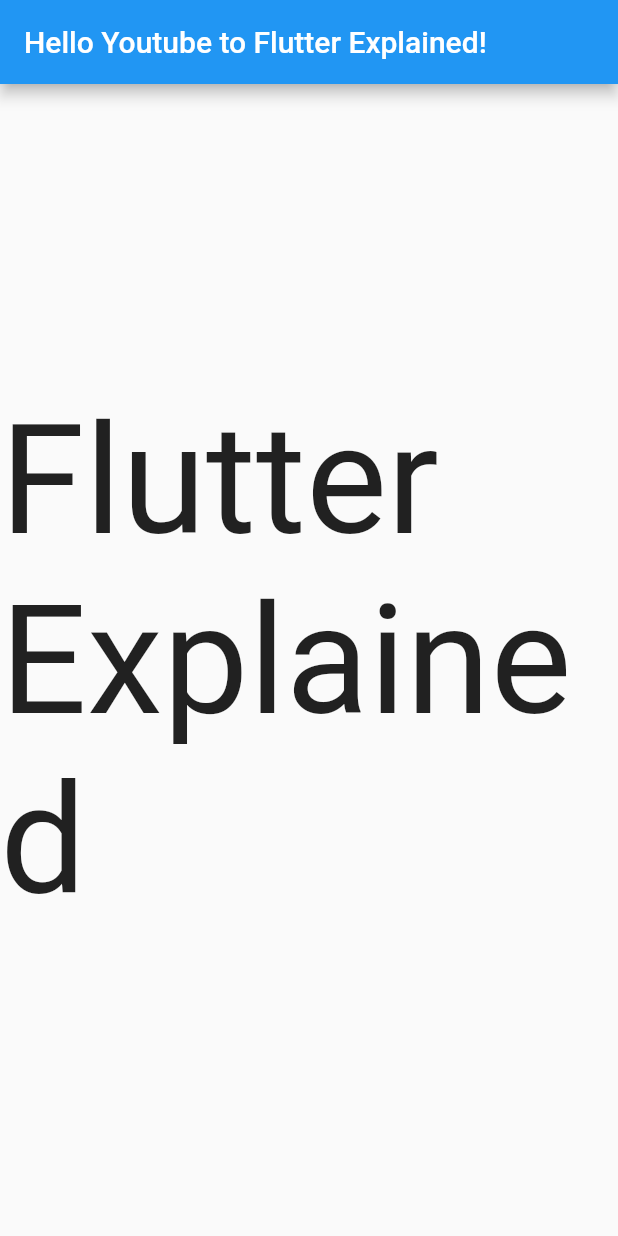
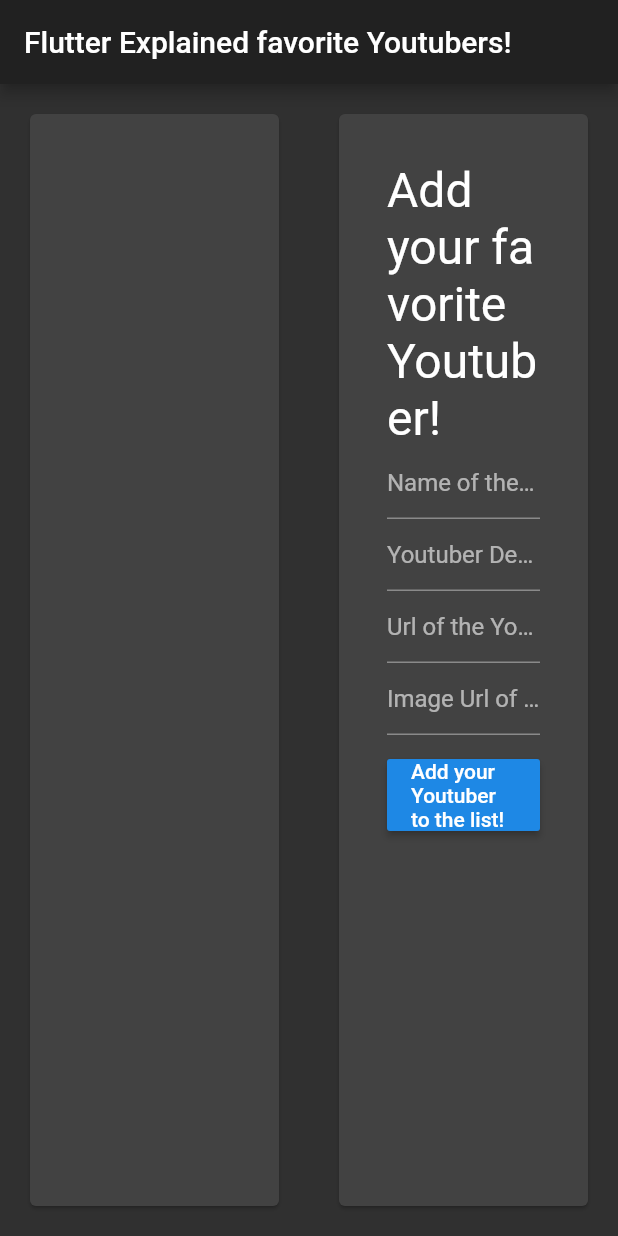
Before and after one commit to md-weber/flutter_web_tutorial, a Flutter app: the screen it shows after launch, on a phone screen of 412 x 824 dp. Run offline on Flutter 3.47's test engine with Material 2 defaults, Android fonts, the phone set to English and light mode, and no system bars; our stand-ins replace cloud_firestore; accounts and stored records are empty.

Commit message:
firebase web added

```diff
--- a/lib/main.dart
+++ b/lib/main.dart
@@ -9,9 +9,7 @@
   Widget build(BuildContext context) {
     return MaterialApp(
       title: 'Flutter Demo',
-      theme: ThemeData(
-        primarySwatch: Colors.blue,
-      ),
+      theme: ThemeData.dark(),
       home: HomeScreen(),
     );
   }
--- a/lib/screens/home_screen.dart
+++ b/lib/screens/home_screen.dart
@@ -1,19 +1,23 @@
 import 'package:flutter/material.dart';
+import 'package:flutter_web_tutorial/widgets/add_youtuber_card_widget.dart';
+import 'package:flutter_web_tutorial/widgets/youtube_list_widget.dart';
 
 class HomeScreen extends StatelessWidget {
   @override
   Widget build(BuildContext context) {
     return Scaffold(
       appBar: AppBar(
-        title: Text("Hello Youtube to Flutter Explained!"),
+        title: Text("Flutter Explained favorite Youtubers!"),
       ),
-      body: Container(
-        child: Center(
-          child: Text(
-            "Flutter Explained",
-            style: TextStyle(fontSize: 102.0),
+      body: Row(
+        children: <Widget>[
+          Expanded(
+            child: YoutubeListWidget(),
           ),
-        ),
+          Expanded(
+            child: AddYoutuberCardWidget(),
+          )
+        ],
       ),
     );
   }
--- /dev/null
+++ b/lib/widgets/add_youtuber_card_widget.dart
@@ -0,0 +1,79 @@
+import 'package:cloud_firestore/cloud_firestore.dart';
+import 'package:flutter/material.dart';
+
+class AddYoutuberCardWidget extends StatelessWidget {
+  final GlobalKey<FormState> youtubeKey = GlobalKey<FormState>();
+  final TextEditingController nameYoutube = TextEditingController();
+  final TextEditingController urlYoutube = TextEditingController();
+  final TextEditingController imageUrlYoutube = TextEditingController();
+  final TextEditingController descriptionYoutube = TextEditingController();
+
+  @override
+  Widget build(BuildContext context) {
+    return Padding(
+      padding: const EdgeInsets.all(16.0),
+      child: Card(
+        child: Padding(
+          padding: const EdgeInsets.all(32.0),
+          child: Column(
+            crossAxisAlignment: CrossAxisAlignment.stretch,
+            children: <Widget>[
+              Text(
+                "Add your favorite Youtuber!",
+                style: TextStyle(fontSize: 32),
+              ),
+              Form(
+                key: youtubeKey,
+                child: Column(
+                  children: <Widget>[
+                    TextFormField(
+                      decoration:
+                          InputDecoration(hintText: "Name of the Youtuber"),
+                      controller: nameYoutube,
+                    ),
+                    TextFormField(
+                      decoration:
+                          InputDecoration(hintText: "Youtuber Description"),
+                      controller: descriptionYoutube,
+                    ),
+                    TextFormField(
+                      decoration:
+                          InputDecoration(hintText: "Url of the Youtube"),
+                      controller: urlYoutube,
+                    ),
+                    TextFormField(
+                      decoration: InputDecoration(
+                          hintText: "Image Url of the Youtuber"),
+                      controller: imageUrlYoutube,
+                    ),
+                  ],
+                ),
+              ),
+              Padding(
+                padding: const EdgeInsets.symmetric(vertical: 16.0),
+                child: RaisedButton(
+                  child: Text("Add your Youtuber to the list!"),
+                  onPressed: () {
+                    if (youtubeKey.currentState.validate()) {
+                      Firestore.instance.collection("channels").add({
+                        "name": nameYoutube.text,
+                        "description": descriptionYoutube.text,
+                        "imageUrl": imageUrlYoutube.text,
+                        "url": urlYoutube.text,
+                      });
+                    }
+
+                    nameYoutube.clear();
+                    descriptionYoutube.clear();
+                    imageUrlYoutube.clear();
+                    urlYoutube.clear();
+                  },
+                ),
+              )
+            ],
+          ),
+        ),
+      ),
+    );
+  }
+}
--- /dev/null
+++ b/lib/widgets/youtube_list_widget.dart
@@ -0,0 +1,72 @@
+import 'package:cloud_firestore/cloud_firestore.dart';
+import 'package:flutter/material.dart';
+import 'package:url_launcher/url_launcher.dart';
+
+class YoutubeListWidget extends StatelessWidget {
+  @override
+  Widget build(BuildContext context) {
+    return Padding(
+      padding: const EdgeInsets.all(16.0),
+      child: Card(
+        child: StreamBuilder(
+          stream: Firestore.instance.collection("channels").snapshots(),
+          builder: (BuildContext context, AsyncSnapshot snapshot) {
+            if (snapshot.hasError) {
+              return Text("Error: $snapshot.error");
+            }
+
+            switch (snapshot.connectionState) {
+              case ConnectionState.waiting:
+                return Center(
+                  child: CircularProgressIndicator(),
+                );
+              default:
+                List<DocumentSnapshot> documents2 = snapshot.data.documents;
+                return ListView(
+                  children: documents2.map(
+                    (DocumentSnapshot document) {
+                      return Dismissible(
+                        direction: DismissDirection.endToStart,
+                        background: Container(
+                          padding: EdgeInsets.symmetric(horizontal: 20.0),
+                          alignment: Alignment.centerRight,
+                          decoration: BoxDecoration(
+                            color: Colors.red,
+                          ),
+                          child: Icon(Icons.delete_forever, size: 32.0,),
+                        ),
+                        key: GlobalKey(),
+                        onDismissed: (direction) {
+                          Firestore.instance
+                              .collection("channels")
+                              .document(document.documentID)
+                              .delete();
+                        },
+                        child: ListTile(
+                          leading: CircleAvatar(
+                            backgroundImage: NetworkImage(document["imageUrl"]),
+                          ),
+                          title: Text(document["name"]),
+                          subtitle: Text(document["description"] == null
+                              ? ""
+                              : document["description"]),
+                          onTap: () async {
+                            var url = document["url"];
+                            if (await canLaunch(url)) {
+                              await launch(url);
+                            } else {
+                              throw 'Could not launch $url';
+                            }
+                          },
+                        ),
+                      );
+                    },
+                  ).toList(),
+                );
+            }
+          },
+        ),
+      ),
+    );
+  }
+}
--- a/pubspec.yaml
+++ b/pubspec.yaml
@@ -23,6 +23,8 @@
   # The following adds the Cupertino Icons font to your application.
   # Use with the CupertinoIcons class for iOS style icons.
   cupertino_icons: ^0.1.2
+  cloud_firestore: ^0.13.2
+  url_launcher: ^5.4.1
 
 dev_dependencies:
   flutter_test:
```
Also changed, not shown: pubspec.lock, 4 other files.
